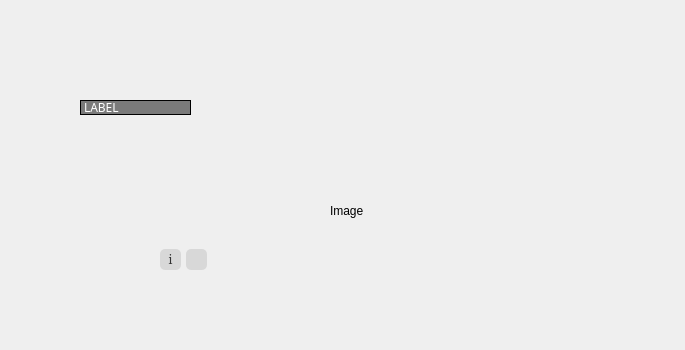
Before: the Qt Designer form widget.ui in MrBeanCpp/ImageViewer2.0, drawn with Qt 5.
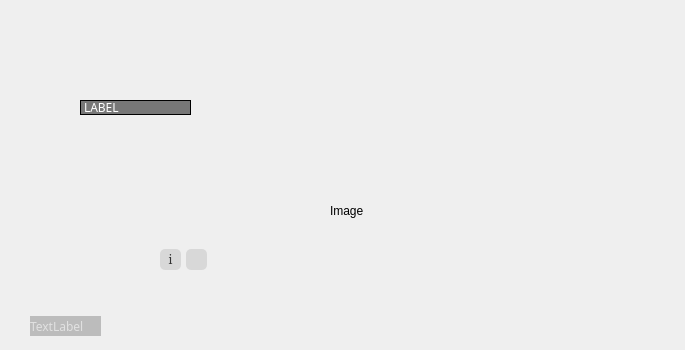
After: the same form once the commit is applied. Icons and pictures are not drawn. Custom widgets are drawn as their Qt base class.

Commit message: 完善DPI适配(mask & min(W,H)) & 增加Version显示(同菜单呼出-右下角) & 可读性重构

```diff
--- a/widget.ui
+++ b/widget.ui
@@ -30,7 +30,7 @@
    </property>
    <property name="styleSheet">
     <string notr="true">QLabel{
-	background-color: rgba(110,110,110,230);
+	background-color: rgba(100,100,100,220);
 	color:white;
 	border:1px solid black;
 }</string>
@@ -196,10 +196,36 @@
     <string>Image</string>
    </property>
   </widget>
+  <widget class="QLabel" name="label_version">
+   <property name="geometry">
+    <rect>
+     <x>30</x>
+     <y>316</y>
+     <width>71</width>
+     <height>20</height>
+    </rect>
+   </property>
+   <property name="font">
+    <font>
+     <family>微软雅黑</family>
+    </font>
+   </property>
+   <property name="styleSheet">
+    <string notr="true">QLabel{
+	background-color: rgba(110,110,110,100);
+	color:rgb(225,225,225);
+	/*border:1px solid black;*/
+}</string>
+   </property>
+   <property name="text">
+    <string>TextLabel</string>
+   </property>
+  </widget>
   <zorder>label_image</zorder>
   <zorder>label_info</zorder>
   <zorder>Btns</zorder>
   <zorder>circleMenu</zorder>
+  <zorder>label_version</zorder>
  </widget>
  <customwidgets>
   <customwidget>
```
The commit also changes 5 other files.
